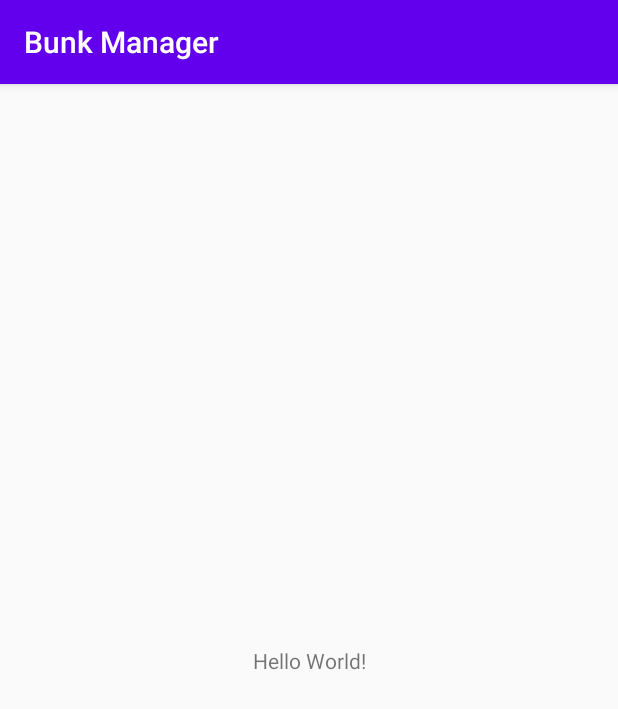
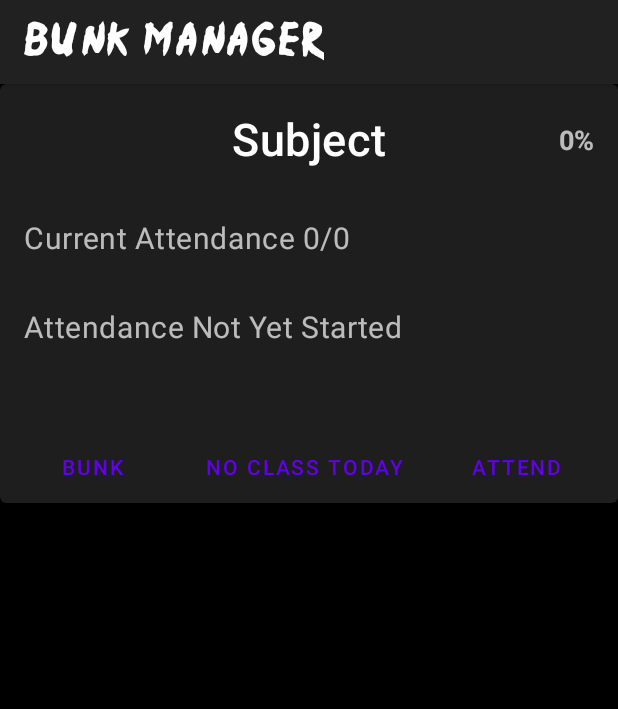
Before and after one commit to FareesHussain/BunkManager, an Android app: the screen it shows after launch (MainActivity), on a phone screen of 412 x 824 dp. Shown: the top 709 px of the screen. Run offline under Robolectric (Android 15) with nearby library versions, the phone set to English and light mode, and no system bars.

Commit message:
basic functionalities added

```diff
--- a/app/src/main/AndroidManifest.xml
+++ b/app/src/main/AndroidManifest.xml
@@ -4,9 +4,9 @@
 
     <application
         android:allowBackup="true"
-        android:icon="@mipmap/ic_launcher"
+        android:icon="@drawable/ic_app_icon"
         android:label="@string/app_name"
-        android:roundIcon="@mipmap/ic_launcher_round"
+        android:roundIcon="@drawable/ic_app_icon"
         android:supportsRtl="true"
         android:theme="@style/AppTheme">
         <activity android:name=".MainActivity">
--- /dev/null
+++ b/app/src/main/java/farees/hussain/bunkmanager/adapter/ClassAdapter.kt
@@ -0,0 +1,75 @@
+package farees.hussain.bunkmanager.adapter
+
+import android.graphics.Color
+import android.view.LayoutInflater
+import android.view.View
+import android.view.ViewGroup
+import androidx.recyclerview.widget.RecyclerView
+import farees.hussain.bunkmanager.R
+import farees.hussain.bunkmanager.model.Class
+import kotlinx.android.synthetic.main.classes_item.view.*
+
+class ClassAdapter(var classes:List<Class>) : RecyclerView.Adapter<ClassAdapter.ClassHolder>() {
+
+    override fun onCreateViewHolder(parent: ViewGroup, viewType: Int)
+        = ClassHolder(LayoutInflater.from(parent.context).inflate(R.layout.classes_item,parent,false))
+
+    override fun onBindViewHolder(holder: ClassHolder, position: Int) {
+        var subject = classes[position]
+        holder.view.tvPercent.text = subject.subjectName
+        holder.view.tvPercent.text = "${subject.percentageAttendance}%"
+        holder.view.tvCurrentAttendance.text = "Current Attendance ${subject.currentAttendance}"
+
+        /*attendance status if less than 75 and if greater than 75%*/
+        fun changeStatus() {
+            if(subject.totalClasses == 0){
+                holder.view.tvStatus.text = "Attendance Not Yet Started"
+                return
+            }
+            if (subject.percentageAttendance < 75) {
+                var noOfClassesToAttend = 3 * subject.totalClasses - 4 * subject.classesAttended
+                if (noOfClassesToAttend < 0) noOfClassesToAttend++
+                holder.view.tvStatus.text =
+                    "To get More Than 75% Attend $noOfClassesToAttend classes"
+                holder.view.tvStatus.setTextColor(Color.RED)
+            } else {
+                var noOfClassesCanBeBunked = 0
+                var a = subject.classesAttended
+                var t = subject.totalClasses
+                while(a*100/t > 75){
+                    noOfClassesCanBeBunked++
+                    t++
+                }
+                if(a*100/t<75)noOfClassesCanBeBunked--
+                holder.view.tvStatus.text = if(noOfClassesCanBeBunked>0) "You can now Bunk $noOfClassesCanBeBunked classes" else "You Can't Bunk any Class Now"
+                holder.view.tvStatus.setTextColor(Color.GREEN)
+            }
+        }
+        changeStatus()
+        holder.view.buBunk.setOnClickListener {
+            subject.classesBunked++
+            subject.totalClasses++
+            subject.currentAttendance = "Current Attendance ${subject.classesAttended}/${subject.totalClasses}"
+            subject.percentageAttendance = subject.classesAttended * 100 / subject.totalClasses
+
+
+            holder.view.tvCurrentAttendance.text = "Current Attendance ${subject.classesAttended}/${subject.totalClasses}"
+            holder.view.tvPercent.text = "${subject.classesAttended * 100 / subject.totalClasses}%"
+            changeStatus()
+        }
+        holder.view.buAttend.setOnClickListener {
+            subject.classesAttended++
+            subject.totalClasses++
+            subject.currentAttendance = "Current Attendance ${subject.classesAttended}/${subject.totalClasses}"
+            subject.percentageAttendance = subject.classesAttended * 100 / subject.totalClasses
+
+            holder.view.tvCurrentAttendance.text = subject.currentAttendance
+            holder.view.tvPercent.text = "${subject.percentageAttendance}%"
+            changeStatus()
+        }
+    }
+
+    override fun getItemCount() = classes.size
+
+    inner class ClassHolder(val view: View):RecyclerView.ViewHolder(view)
+}
--- /dev/null
+++ b/app/src/main/java/farees/hussain/bunkmanager/fragments/ClassesFragment.kt
@@ -0,0 +1,33 @@
+package farees.hussain.bunkmanager.fragments
+
+import android.os.Bundle
+import android.view.LayoutInflater
+import android.view.View
+import android.view.ViewGroup
+import androidx.fragment.app.Fragment
+import androidx.recyclerview.widget.LinearLayoutManager
+import androidx.recyclerview.widget.RecyclerView
+import androidx.recyclerview.widget.StaggeredGridLayoutManager
+import farees.hussain.bunkmanager.adapter.ClassAdapter
+import farees.hussain.bunkmanager.databinding.FragmentClassesBinding
+import farees.hussain.bunkmanager.model.Class
+
+class ClassesFragment : Fragment() {
+
+    private lateinit var b : FragmentClassesBinding
+
+    override fun onCreateView(
+        inflater: LayoutInflater,
+        container: ViewGroup?,
+        savedInstanceState: Bundle?
+    ): View? {
+        b = FragmentClassesBinding.inflate(layoutInflater,container,false)
+
+        var subjects = ArrayList<Class>()
+        b.rvClasses.layoutManager = LinearLayoutManager(context,RecyclerView.VERTICAL,false)
+        subjects.add(Class("math",0,"0/0","Nothing Added", 0,0,0))
+        b.rvClasses.adapter = ClassAdapter(subjects)
+
+        return b.root
+    }
+}
--- /dev/null
+++ b/app/src/main/java/farees/hussain/bunkmanager/model/Class.kt
@@ -0,0 +1,11 @@
+package farees.hussain.bunkmanager.model
+
+data class Class(
+    var subjectName:String,
+    var percentageAttendance:Int,
+    var currentAttendance: String,
+    var status: String,
+    var classesAttended:Int,
+    var classesBunked: Int,
+    var totalClasses: Int
+)
--- a/app/src/main/res/layout/activity_main.xml
+++ b/app/src/main/res/layout/activity_main.xml
@@ -6,13 +6,43 @@
     android:layout_height="match_parent"
     tools:context=".MainActivity">
 
-    <TextView
-        android:layout_width="wrap_content"
+
+    <com.google.android.material.appbar.AppBarLayout
+        android:id="@+id/appBarLayout"
+        android:layout_width="match_parent"
         android:layout_height="wrap_content"
-        android:text="Hello World!"
+        app:layout_constraintEnd_toEndOf="parent"
+        app:layout_constraintStart_toStartOf="parent"
+        app:layout_constraintTop_toTopOf="parent">
+
+        <androidx.appcompat.widget.Toolbar
+            android:id="@+id/topAppBar"
+            style="@style/Widget.MaterialComponents.Toolbar.Primary"
+            android:layout_width="match_parent"
+            android:layout_height="?attr/actionBarSize"
+            android:background="@color/material_grey_900">
+
+            <TextView
+                android:layout_width="wrap_content"
+                android:layout_height="wrap_content"
+                android:fontFamily="@font/njnaruto"
+                android:text="Bunk Manager"
+                android:textAppearance="@style/TextAppearance.MaterialComponents.Button"
+                android:textSize="25sp" />
+        </androidx.appcompat.widget.Toolbar>
+    </com.google.android.material.appbar.AppBarLayout>
+
+    <androidx.fragment.app.FragmentContainerView
+        android:id="@+id/nav_host_fragment"
+        android:name="androidx.navigation.fragment.NavHostFragment"
+        android:layout_width="0dp"
+        android:layout_height="0dp"
+        app:defaultNavHost="true"
         app:layout_constraintBottom_toBottomOf="parent"
         app:layout_constraintLeft_toLeftOf="parent"
+
         app:layout_constraintRight_toRightOf="parent"
-        app:layout_constraintTop_toTopOf="parent" />
+        app:layout_constraintTop_toBottomOf="@+id/appBarLayout"
+        app:navGraph="@navigation/nav_graph" />
 
 </androidx.constraintlayout.widget.ConstraintLayout>
--- /dev/null
+++ b/app/src/main/res/layout/classes_item.xml
@@ -0,0 +1,119 @@
+<?xml version="1.0" encoding="utf-8"?>
+<com.google.android.material.card.MaterialCardView xmlns:android="http://schemas.android.com/apk/res/android"
+    xmlns:app="http://schemas.android.com/apk/res-auto"
+    xmlns:tools="http://schemas.android.com/tools"
+    android:id="@+id/card"
+    style="@style/ShapeAppearance.App.MediumComponent"
+    android:layout_width="match_parent"
+    android:layout_height="wrap_content"
+    android:checkable="true"
+    android:clickable="true"
+    android:focusable="true"
+    android:padding="5dp"
+    android:layout_marginBottom="5dp"
+    app:cardPreventCornerOverlap="false">
+
+    <androidx.constraintlayout.widget.ConstraintLayout
+        android:layout_width="match_parent"
+        android:layout_height="match_parent"
+        android:orientation="vertical">
+        <!-- Title, secondary and supporting text -->
+        <!-- Buttons -->
+        <TextView
+            android:id="@+id/tvSubject"
+            android:layout_width="wrap_content"
+            android:layout_height="wrap_content"
+            android:layout_marginTop="16dp"
+            android:text="Subject"
+            android:textAppearance="?attr/textAppearanceHeadline6"
+            android:textSize="30sp"
+            app:layout_constraintEnd_toEndOf="parent"
+            app:layout_constraintStart_toStartOf="parent"
+            app:layout_constraintTop_toTopOf="parent" />
+
+        <TextView
+            android:id="@+id/tvStatus"
+            android:layout_width="wrap_content"
+            android:layout_height="wrap_content"
+            android:layout_marginTop="32dp"
+            android:text="Status"
+            android:textAppearance="?attr/textAppearanceBody2"
+            android:textColor="?android:attr/textColorSecondary"
+            android:textSize="20sp"
+            app:layout_constraintEnd_toEndOf="@+id/tvCurrentAttendance"
+            app:layout_constraintHorizontal_bias="0.0"
+            app:layout_constraintStart_toStartOf="@+id/tvCurrentAttendance"
+            app:layout_constraintTop_toBottomOf="@+id/tvCurrentAttendance" />
+
+        <TextView
+            android:id="@+id/tvCurrentAttendance"
+            android:layout_width="wrap_content"
+            android:layout_height="wrap_content"
+            android:layout_marginStart="16dp"
+            android:layout_marginLeft="16dp"
+            android:layout_marginTop="32dp"
+            android:text="Current Attandance : 0/0"
+            android:textAppearance="?attr/textAppearanceBody2"
+            android:textColor="?android:attr/textColorSecondary"
+            android:textSize="20sp"
+            app:layout_constraintStart_toStartOf="parent"
+            app:layout_constraintTop_toBottomOf="@+id/tvSubject" />
+
+        <com.google.android.material.button.MaterialButton
+            android:id="@+id/buAttend"
+            style="?attr/borderlessButtonStyle"
+            android:layout_width="wrap_content"
+            android:layout_height="wrap_content"
+            android:layout_marginTop="56dp"
+            android:layout_marginEnd="24dp"
+            android:layout_marginRight="24dp"
+            android:text="Attend"
+            android:textColor="@color/colorPrimary"
+            app:layout_constraintEnd_toEndOf="parent"
+            app:layout_constraintTop_toBottomOf="@+id/tvStatus" />
+
+        <com.google.android.material.button.MaterialButton
+            android:id="@+id/buBunk"
+            style="?attr/borderlessButtonStyle"
+            android:layout_width="wrap_content"
+            android:layout_height="wrap_content"
+            android:layout_marginEnd="176dp"
+            android:layout_marginRight="176dp"
+            android:text="Bunk"
+            android:textColor="@color/colorPrimary"
+            app:layout_constraintBottom_toBottomOf="@+id/buAttend"
+            app:layout_constraintEnd_toStartOf="@+id/buAttend"
+            app:layout_constraintHorizontal_bias="0.484"
+            app:layout_constraintStart_toStartOf="parent"
+            app:layout_constraintTop_toTopOf="@+id/buAttend"
+            app:layout_constraintVertical_bias="0.0" />
+
+        <com.google.android.material.button.MaterialButton
+            android:id="@+id/buNoClass"
+            style="?attr/borderlessButtonStyle"
+            android:layout_width="wrap_content"
+            android:layout_height="wrap_content"
+            android:text="No Class Today"
+            android:textColor="@color/colorPrimary"
+            app:layout_constraintBottom_toBottomOf="@+id/buBunk"
+            app:layout_constraintEnd_toStartOf="@+id/buAttend"
+            app:layout_constraintStart_toEndOf="@+id/buBunk"
+            app:layout_constraintTop_toTopOf="@+id/buBunk" />
+
+        <TextView
+            android:id="@+id/tvPercent"
+            android:layout_width="wrap_content"
+            android:layout_height="wrap_content"
+            android:layout_marginEnd="16dp"
+            android:layout_marginRight="16dp"
+            android:text="TextView"
+            android:textSize="18sp"
+            android:textStyle="bold"
+            app:layout_constraintBottom_toBottomOf="@+id/tvSubject"
+            app:layout_constraintEnd_toEndOf="parent"
+            app:layout_constraintTop_toTopOf="@+id/tvSubject"
+            app:layout_constraintVertical_bias="0.562"
+            tools:text="75%" />
+    </androidx.constraintlayout.widget.ConstraintLayout>
+
+</com.google.android.material.card.MaterialCardView>
--- /dev/null
+++ b/app/src/main/res/layout/fragment_classes.xml
@@ -0,0 +1,15 @@
+<?xml version="1.0" encoding="utf-8"?>
+<androidx.constraintlayout.widget.ConstraintLayout xmlns:android="http://schemas.android.com/apk/res/android"
+    xmlns:app="http://schemas.android.com/apk/res-auto"
+    android:layout_width="match_parent"
+    android:layout_height="match_parent"
+    xmlns:tools="http://schemas.android.com/tools"
+    tools:viewBindingIgnore="false"
+    android:background="#000000"
+    >
+
+    <androidx.recyclerview.widget.RecyclerView
+        android:id="@+id/rvClasses"
+        android:layout_width="match_parent"
+        android:layout_height="match_parent"/>
+</androidx.constraintlayout.widget.ConstraintLayout>
--- /dev/null
+++ b/app/src/main/res/navigation/nav_graph.xml
@@ -0,0 +1,10 @@
+<?xml version="1.0" encoding="utf-8"?>
+<navigation xmlns:android="http://schemas.android.com/apk/res/android"
+    xmlns:app="http://schemas.android.com/apk/res-auto" android:id="@+id/nav_graph"
+    app:startDestination="@id/classesFragment">
+
+    <fragment
+        android:id="@+id/classesFragment"
+        android:name="farees.hussain.bunkmanager.fragments.ClassesFragment"
+        android:label="ClassesFragment" />
+</navigation>
--- a/app/src/main/res/values/colors.xml
+++ b/app/src/main/res/values/colors.xml
@@ -1,6 +1,7 @@
 <?xml version="1.0" encoding="utf-8"?>
 <resources>
     <color name="colorPrimary">#6200EE</color>
-    <color name="colorPrimaryDark">#3700B3</color>
+<!--    <color name="colorPrimaryDark">#3700B3</color>-->
+    <color name="colorPrimaryDark">#070215</color>
     <color name="colorAccent">#03DAC5</color>
 </resources>
--- a/app/src/main/res/values/styles.xml
+++ b/app/src/main/res/values/styles.xml
@@ -1,10 +1,14 @@
 <resources>
     <!-- Base application theme. -->
-    <style name="AppTheme" parent="Theme.AppCompat.Light.DarkActionBar">
+    <style name="AppTheme" parent="Theme.MaterialComponents.NoActionBar">
         <!-- Customize your theme here. -->
         <item name="colorPrimary">@color/colorPrimary</item>
         <item name="colorPrimaryDark">@color/colorPrimaryDark</item>
         <item name="colorAccent">@color/colorAccent</item>
     </style>
 
+    <style name="ShapeAppearance.App.MediumComponent" parent="ShapeAppearance.MaterialComponents.MediumComponent">
+        <item name="cornerFamily">cut</item>
+        <item name="cornerSize">8dp</item>
+    </style>
 </resources>
--- a/build.gradle
+++ b/build.gradle
@@ -11,6 +11,12 @@ buildscript {
 
         // NOTE: Do not place your application dependencies here; they belong
         // in the individual module build.gradle files
+
+        // safe args
+        classpath "androidx.navigation:navigation-safe-args-gradle-plugin:2.3.0"
+
+        // dagger-hilt
+        classpath "com.google.dagger:hilt-android-gradle-plugin:2.28.3-alpha"
     }
 }
 
```
Also changed, not shown: app/build.gradle (+70 -0 lines), app/src/main/res/drawable/ic_app_icon.xml (added, +129 -0 lines), app/src/main/res/font/njnaruto.ttf (added), gradle/wrapper/gradle-wrapper.properties.
